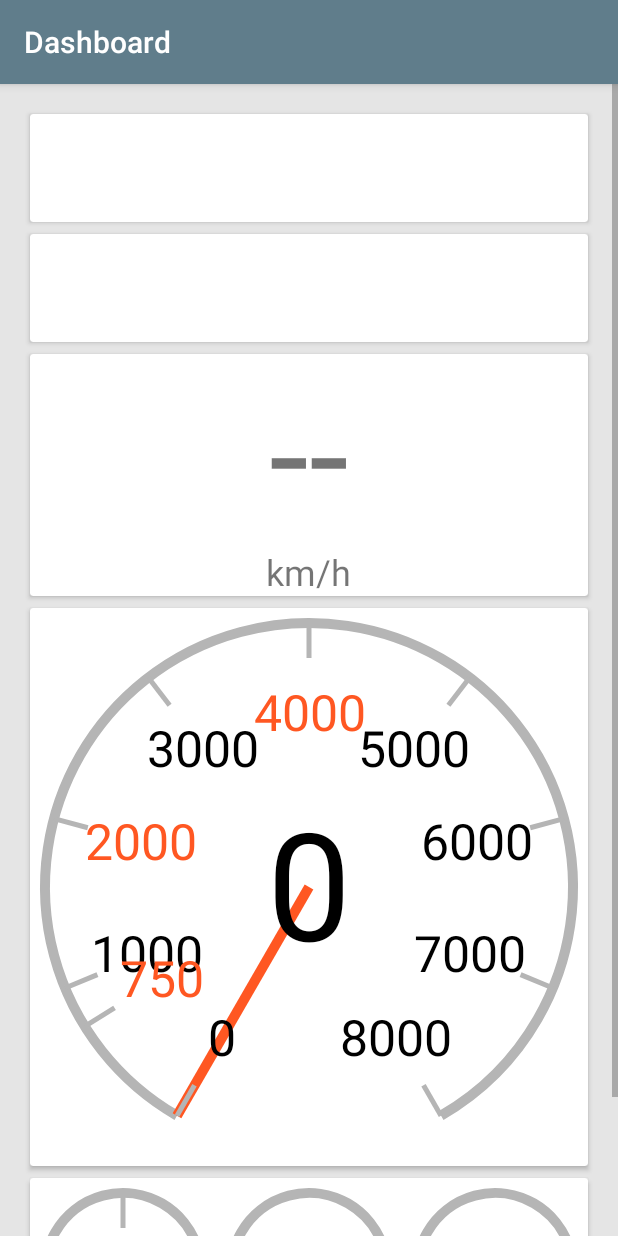
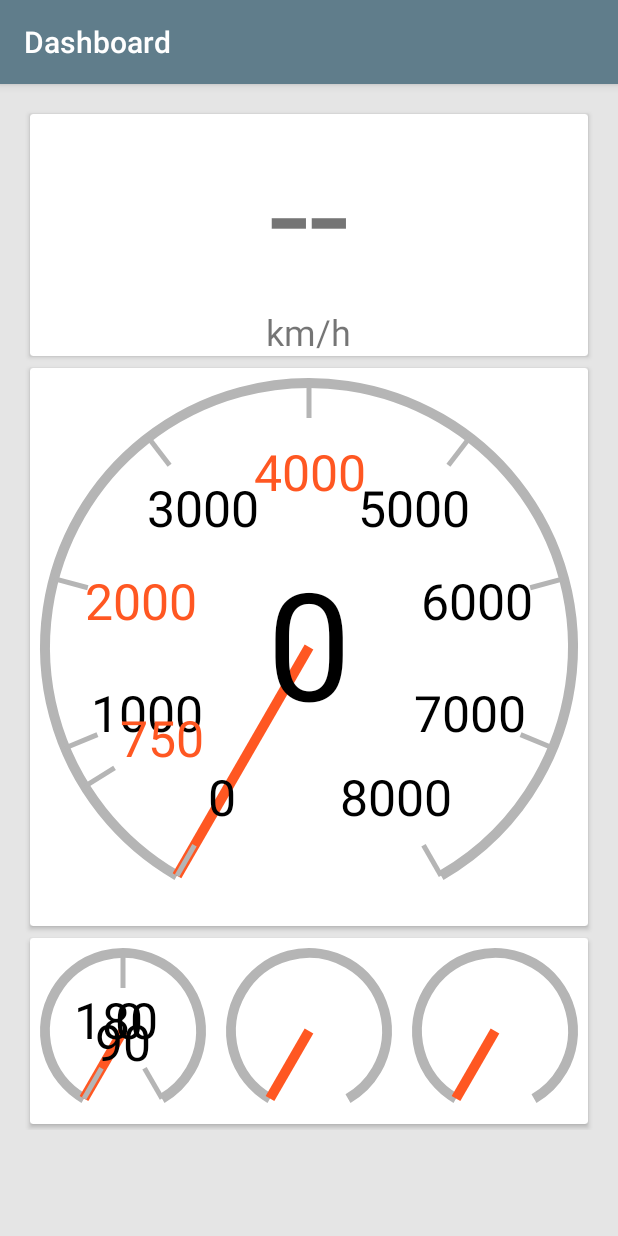
Before and after one commit to SvenDub/Dashboard, an Android app: the ObdActivity screen opened directly, with no data from a screen before it, on a phone screen of 412 x 824 dp. Run offline under Robolectric (Android 15) with nearby library versions, the phone set to English and light mode, and no system bars; 4 statements that could not run were skipped.

Commit message:
Update OBD layout

```diff
--- a/app/src/main/java/nl/svendubbeld/car/activity/ObdActivity.java
+++ b/app/src/main/java/nl/svendubbeld/car/activity/ObdActivity.java
@@ -9,7 +9,6 @@ import android.os.IBinder;
 import android.preference.PreferenceManager;
 import android.support.annotation.Nullable;
 import android.support.v7.app.AppCompatActivity;
-import android.widget.TextView;
 
 import nl.svendubbeld.car.R;
 import nl.svendubbeld.car.preference.Preferences;
@@ -33,8 +32,6 @@ public class ObdActivity extends AppCompatActivity implements OnObdDataReceivedL
 
     private SharedPreferences mSharedPref;
 
-    private TextView mVinView;
-    private TextView mStatusView;
     private SpeedView mSpeedView;
     private DialView mRpmView;
     private DialView mEngineTempView;
@@ -49,8 +46,6 @@ public class ObdActivity extends AppCompatActivity implements OnObdDataReceivedL
 
         setContentView(R.layout.activity_obd);
 
-        mVinView = (TextView) findViewById(R.id.vin);
-        mStatusView = (TextView) findViewById(R.id.status);
         mSpeedView = (SpeedView) findViewById(R.id.speed);
         mRpmView = (DialView) findViewById(R.id.rpm);
         mEngineTempView = (DialView) findViewById(R.id.engine_temp);
@@ -95,8 +90,8 @@ public class ObdActivity extends AppCompatActivity implements OnObdDataReceivedL
             mObdService.addOnObdStatusChangeListener(ObdActivity.this);
             mObdService.addOnObdDataReceivedListener(ObdActivity.this);
 
-            if (mStatusView != null) {
-                mStatusView.setText(mObdService.getStatus().getString(ObdActivity.this));
+            if (getSupportActionBar() != null) {
+                getSupportActionBar().setSubtitle(mObdService.getStatus().getString(ObdActivity.this));
             }
         }
 
@@ -125,8 +120,8 @@ public class ObdActivity extends AppCompatActivity implements OnObdDataReceivedL
                 }
                 break;
             case VIN:
-                if (mVinView != null) {
-                    mVinView.setText((String) data);
+                if (getSupportActionBar() != null) {
+                    getSupportActionBar().setTitle((String) data);
                 }
                 break;
         }
@@ -134,8 +129,8 @@ public class ObdActivity extends AppCompatActivity implements OnObdDataReceivedL
 
     @Override
     public void onObdStatusChanged(ObdService.Status status) {
-        if (mStatusView != null) {
-            mStatusView.setText(status.getString(this));
+        if (getSupportActionBar() != null) {
+            getSupportActionBar().setSubtitle(status.getString(this));
         }
     }
 
--- a/app/src/main/res/layout/activity_obd.xml
+++ b/app/src/main/res/layout/activity_obd.xml
@@ -21,32 +21,6 @@
             android:paddingLeft="@dimen/activity_horizontal_margin"
             android:paddingRight="@dimen/activity_horizontal_margin"
             android:paddingTop="@dimen/activity_vertical_margin">
-
-            <android.support.v7.widget.CardView
-                style="@style/CardViewStyle"
-                android:layout_width="match_parent"
-                android:layout_height="wrap_content">
-
-                <TextView
-                    android:id="@+id/vin"
-                    android:layout_width="match_parent"
-                    android:layout_height="wrap_content"
-                    android:textAlignment="center"
-                    android:textSize="54sp"/>
-            </android.support.v7.widget.CardView>
-
-            <android.support.v7.widget.CardView
-                style="@style/CardViewStyle"
-                android:layout_width="match_parent"
-                android:layout_height="wrap_content">
-
-                <TextView
-                    android:id="@+id/status"
-                    android:layout_width="match_parent"
-                    android:layout_height="wrap_content"
-                    android:textAlignment="center"
-                    android:textSize="54sp"/>
-            </android.support.v7.widget.CardView>
 
             <android.support.v7.widget.CardView
                 style="@style/CardViewStyle"
@@ -86,25 +60,28 @@
                     android:layout_width="match_parent"
                     android:layout_height="wrap_content"
                     android:orientation="horizontal">
+
                     <nl.svendubbeld.car.widget.DialView
                         android:id="@+id/engine_temp"
                         android:layout_width="0dp"
+                        android:layout_height="wrap_content"
                         android:layout_weight="1"
-                    android:layout_height="wrap_content"
                         android:padding="10dp"
                         android:textColor="@android:color/black"
                         app:labels="90"
                         app:max="180"
                         app:showValue="false"/>
+
                     <nl.svendubbeld.car.widget.DialView
                         android:layout_width="0dp"
+                        android:layout_height="wrap_content"
                         android:layout_weight="1"
-                        android:layout_height="wrap_content"
                         android:padding="10dp"/>
+
                     <nl.svendubbeld.car.widget.DialView
                         android:layout_width="0dp"
+                        android:layout_height="wrap_content"
                         android:layout_weight="1"
-                        android:layout_height="wrap_content"
                         android:padding="10dp"/>
                 </LinearLayout>
             </android.support.v7.widget.CardView>
```
Lines whose indentation alone changed are shown as unchanged.
